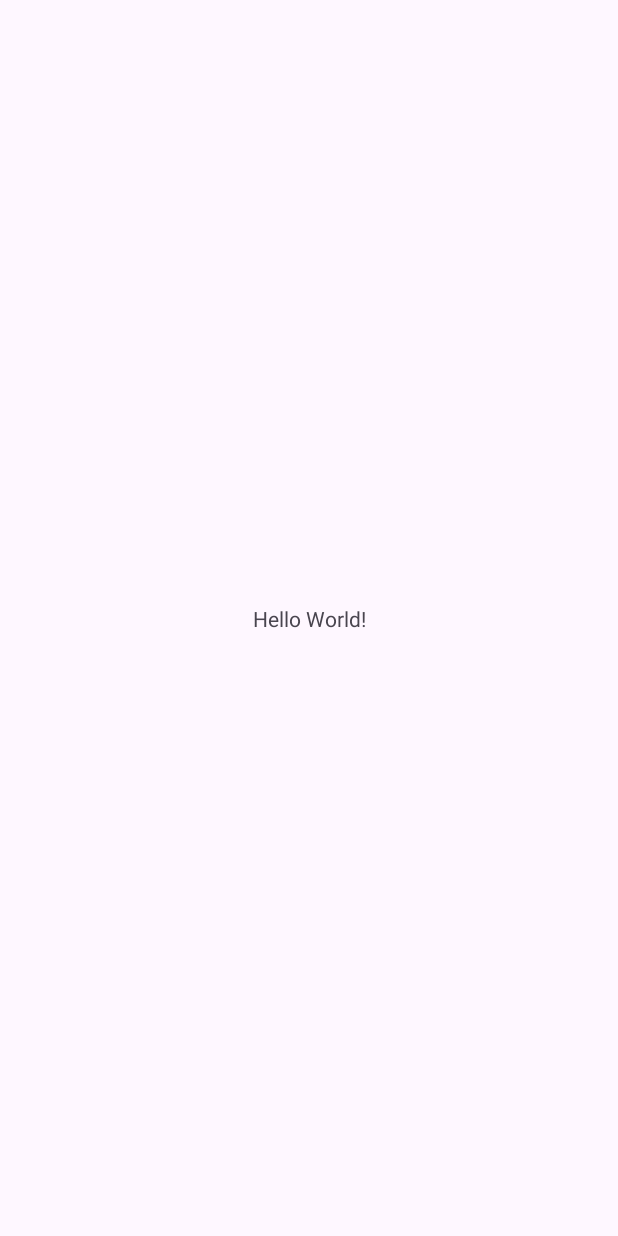
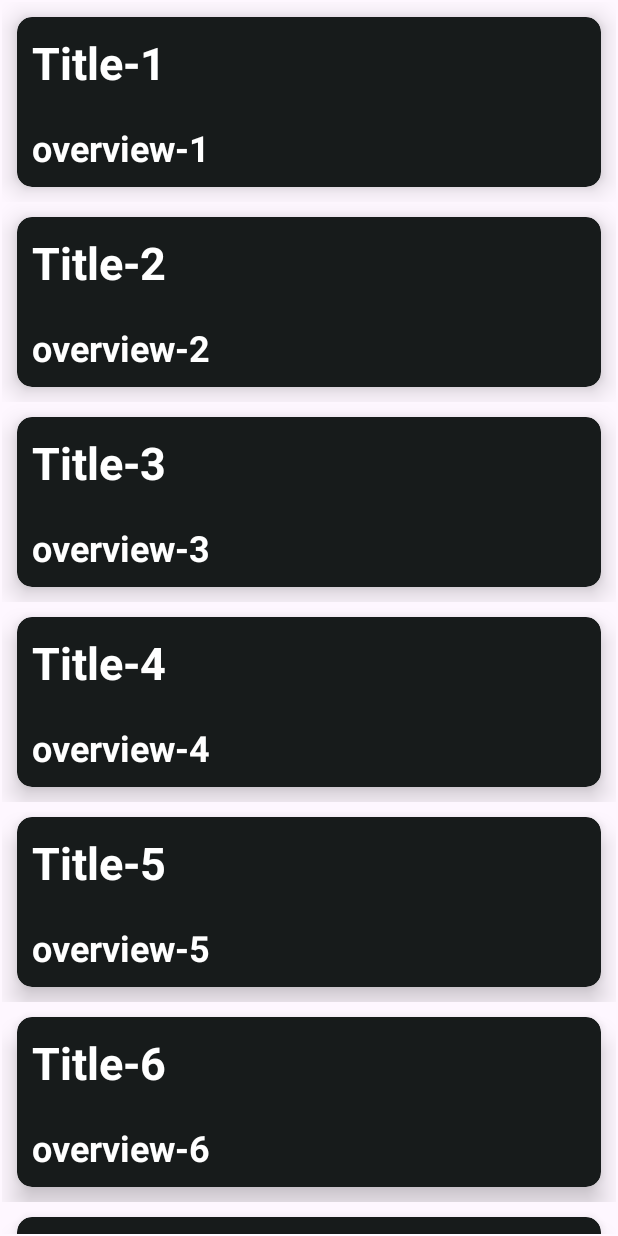
Before and after one commit to rutulkotak/MVVMCleanArchitectureDemo, an Android app: the screen it shows after launch (MainActivity before the commit, MovieActivity after it), on a phone screen of 412 x 824 dp. Before the commit the screen is almost empty. Run offline under Robolectric (Android 15) with nearby library versions, the phone set to English and light mode, and no system bars; our stand-ins replace Dagger/Hilt's generated code, Room's generated code, data binding.

Commit message:
UI for Movie.

```diff
--- a/app/src/main/AndroidManifest.xml
+++ b/app/src/main/AndroidManifest.xml
@@ -2,7 +2,7 @@
 <manifest xmlns:android="http://schemas.android.com/apk/res/android"
     xmlns:tools="http://schemas.android.com/tools">
 
-    <uses-permission android:name="android.permission.INTERNET"/>
+    <uses-permission android:name="android.permission.INTERNET" />
 
     <application
         android:name=".presentation.DemoApplication"
@@ -16,13 +16,20 @@
         android:theme="@style/Theme.MVVMCleanArchiDemo"
         tools:targetApi="31">
         <activity
-            android:name=".presentation.MainActivity"
+            android:name=".presentation.movie.MovieActivity"
             android:exported="true">
             <intent-filter>
                 <action android:name="android.intent.action.MAIN" />
-
                 <category android:name="android.intent.category.LAUNCHER" />
             </intent-filter>
+        </activity>
+        <activity
+            android:name=".presentation.MainActivity"
+            android:exported="true">
+            <!--<intent-filter>
+                <action android:name="android.intent.action.MAIN" />
+                <category android:name="android.intent.category.LAUNCHER" />
+            </intent-filter>-->
         </activity>
     </application>
 
--- a/app/src/main/java/com/rutulkotak/mvvmcleanarchidemo/presentation/MainActivity.kt
+++ b/app/src/main/java/com/rutulkotak/mvvmcleanarchidemo/presentation/MainActivity.kt
@@ -1,27 +1,17 @@
 package com.rutulkotak.mvvmcleanarchidemo.presentation
 
 import android.os.Bundle
-import android.util.Log
 import androidx.activity.enableEdgeToEdge
 import androidx.appcompat.app.AppCompatActivity
 import androidx.core.view.ViewCompat
 import androidx.core.view.WindowInsetsCompat
 import androidx.databinding.DataBindingUtil
-import androidx.lifecycle.ViewModelProvider
 import com.rutulkotak.mvvmcleanarchidemo.R
 import com.rutulkotak.mvvmcleanarchidemo.databinding.ActivityMainBinding
-import com.rutulkotak.mvvmcleanarchidemo.presentation.di.Injector
-import com.rutulkotak.mvvmcleanarchidemo.presentation.movie.MovieViewModel
-import com.rutulkotak.mvvmcleanarchidemo.presentation.movie.MovieViewModelFactory
-import javax.inject.Inject
 
 class MainActivity : AppCompatActivity() {
 
-    @Inject
-    lateinit var movieViewModelFactory: MovieViewModelFactory
-    private lateinit var movieViewModel: MovieViewModel
     private lateinit var biding: ActivityMainBinding
-    private val TAG = "MainActivity"
 
     override fun onCreate(savedInstanceState: Bundle?) {
         super.onCreate(savedInstanceState)
@@ -34,13 +24,5 @@ class MainActivity : AppCompatActivity() {
             v.setPadding(systemBars.left, systemBars.top, systemBars.right, systemBars.bottom)
             insets
         }
-
-        (application as Injector).createMovieSubComponent().inject(this)
-        movieViewModel = ViewModelProvider(this, movieViewModelFactory).get(MovieViewModel::class.java)
-
-        movieViewModel.getMovies().observe(this) {
-            Log.d(TAG, it.toString())
-            Log.d(TAG, it?.count().toString())
-        }
     }
 }
--- a/app/src/main/java/com/rutulkotak/mvvmcleanarchidemo/presentation/di/movie/MovieSubComponent.kt
+++ b/app/src/main/java/com/rutulkotak/mvvmcleanarchidemo/presentation/di/movie/MovieSubComponent.kt
@@ -1,6 +1,7 @@
 package com.rutulkotak.mvvmcleanarchidemo.presentation.di.movie
 
 import com.rutulkotak.mvvmcleanarchidemo.presentation.MainActivity
+import com.rutulkotak.mvvmcleanarchidemo.presentation.movie.MovieActivity
 import dagger.Subcomponent
 
 @MovieScope
@@ -9,6 +10,7 @@ import dagger.Subcomponent
 )
 interface MovieSubComponent {
     fun inject(mainActivity: MainActivity)
+    fun inject(movieActivity: MovieActivity)
 
     @Subcomponent.Factory
     interface Factory {
--- /dev/null
+++ b/app/src/main/java/com/rutulkotak/mvvmcleanarchidemo/presentation/movie/MovieActivity.kt
@@ -0,0 +1,61 @@
+package com.rutulkotak.mvvmcleanarchidemo.presentation.movie
+
+import android.os.Bundle
+import android.view.View
+import androidx.activity.enableEdgeToEdge
+import androidx.appcompat.app.AppCompatActivity
+import androidx.core.view.ViewCompat
+import androidx.core.view.WindowInsetsCompat
+import androidx.databinding.DataBindingUtil
+import androidx.lifecycle.ViewModelProvider
+import androidx.recyclerview.widget.LinearLayoutManager
+import com.rutulkotak.mvvmcleanarchidemo.R
+import com.rutulkotak.mvvmcleanarchidemo.databinding.ActivityMovieBinding
+import com.rutulkotak.mvvmcleanarchidemo.presentation.di.Injector
+import javax.inject.Inject
+
+class MovieActivity : AppCompatActivity() {
+
+    @Inject
+    lateinit var movieViewModelFactory: MovieViewModelFactory
+    private lateinit var movieViewModel: MovieViewModel
+    private lateinit var binding: ActivityMovieBinding
+    private lateinit var movieAdapter: MovieAdapter
+
+    override fun onCreate(savedInstanceState: Bundle?) {
+        super.onCreate(savedInstanceState)
+        enableEdgeToEdge()
+        binding = DataBindingUtil.setContentView(this, R.layout.activity_movie)
+
+        ViewCompat.setOnApplyWindowInsetsListener(findViewById(R.id.main)) { v, insets ->
+            val systemBars = insets.getInsets(WindowInsetsCompat.Type.systemBars())
+            v.setPadding(systemBars.left, systemBars.top, systemBars.right, systemBars.bottom)
+            insets
+        }
+
+        setup()
+        initUI()
+        displayMovies()
+    }
+
+    private fun setup() {
+        (application as Injector).createMovieSubComponent().inject(this)
+        movieViewModel = ViewModelProvider(this, movieViewModelFactory)[MovieViewModel::class.java]
+    }
+
+    private fun initUI() {
+        binding.movieRecyclerView.layoutManager = LinearLayoutManager(this)
+        movieAdapter = MovieAdapter()
+        binding.movieRecyclerView.adapter = movieAdapter
+    }
+
+    private fun displayMovies() {
+        movieViewModel.getMovies().observe(this) {
+            it?.let {
+                it1 -> movieAdapter.setMovieList(it1)
+                movieAdapter.notifyDataSetChanged()
+            }
+            binding.movieProgressBar.visibility = View.GONE
+        }
+    }
+}
--- /dev/null
+++ b/app/src/main/java/com/rutulkotak/mvvmcleanarchidemo/presentation/movie/MovieAdapter.kt
@@ -0,0 +1,40 @@
+package com.rutulkotak.mvvmcleanarchidemo.presentation.movie
+
+import android.view.LayoutInflater
+import android.view.ViewGroup
+import androidx.databinding.DataBindingUtil
+import androidx.recyclerview.widget.RecyclerView
+import com.rutulkotak.mvvmcleanarchidemo.R
+import com.rutulkotak.mvvmcleanarchidemo.data.model.movie.Movie
+import com.rutulkotak.mvvmcleanarchidemo.databinding.MovieListItemBinding
+
+class MovieAdapter : RecyclerView.Adapter<MovieViewHolder>() {
+
+    private val movieList = ArrayList<Movie>()
+
+    fun setMovieList(movies: List<Movie>) {
+        movieList.clear()
+        movieList.addAll(movies)
+    }
+
+    override fun onCreateViewHolder(parent: ViewGroup, viewType: Int): MovieViewHolder {
+        val layoutInflater = LayoutInflater.from(parent.context)
+        val binding: MovieListItemBinding = DataBindingUtil.inflate(layoutInflater, R.layout.movie_list_item, parent, false)
+        return MovieViewHolder(binding)
+    }
+
+    override fun getItemCount(): Int {
+        return movieList.size
+    }
+
+    override fun onBindViewHolder(holder: MovieViewHolder, position: Int) {
+        holder.bind(movieList[position])
+    }
+}
+
+class MovieViewHolder(private val binding: MovieListItemBinding) : RecyclerView.ViewHolder(binding.root) {
+    fun bind(movie: Movie) {
+        binding.titleTextView.text = movie.title
+        binding.descriptionTextView.text = movie.overview
+    }
+}
--- /dev/null
+++ b/app/src/main/res/layout/activity_movie.xml
@@ -0,0 +1,36 @@
+<?xml version="1.0" encoding="utf-8"?>
+<layout xmlns:android="http://schemas.android.com/apk/res/android"
+    xmlns:app="http://schemas.android.com/apk/res-auto"
+    xmlns:tools="http://schemas.android.com/tools">
+
+    <androidx.constraintlayout.widget.ConstraintLayout
+        android:id="@+id/main"
+        android:layout_width="match_parent"
+        android:layout_height="match_parent"
+        tools:context=".presentation.movie.MovieActivity">
+
+        <androidx.recyclerview.widget.RecyclerView
+            android:id="@+id/movie_recyclerView"
+            android:layout_width="0dp"
+            android:layout_height="0dp"
+            android:layout_marginStart="1dp"
+            android:layout_marginTop="1dp"
+            android:layout_marginEnd="1dp"
+            android:layout_marginBottom="1dp"
+            app:layout_constraintBottom_toBottomOf="parent"
+            app:layout_constraintEnd_toEndOf="parent"
+            app:layout_constraintStart_toStartOf="parent"
+            app:layout_constraintTop_toTopOf="parent" />
+
+        <ProgressBar
+            android:id="@+id/movie_progressBar"
+            style="?android:attr/progressBarStyle"
+            android:layout_width="wrap_content"
+            android:layout_height="wrap_content"
+            app:layout_constraintBottom_toBottomOf="parent"
+            app:layout_constraintEnd_toEndOf="parent"
+            app:layout_constraintStart_toStartOf="parent"
+            app:layout_constraintTop_toTopOf="parent" />
+    </androidx.constraintlayout.widget.ConstraintLayout>
+
+</layout>
--- /dev/null
+++ b/app/src/main/res/layout/movie_list_item.xml
@@ -0,0 +1,58 @@
+<?xml version="1.0" encoding="utf-8"?>
+<layout xmlns:android="http://schemas.android.com/apk/res/android"
+    xmlns:app="http://schemas.android.com/apk/res-auto"
+    xmlns:tools="http://schemas.android.com/tools">
+
+    <LinearLayout
+        android:layout_width="match_parent"
+        android:layout_height="wrap_content"
+        android:orientation="vertical">
+
+        <androidx.cardview.widget.CardView
+            android:id="@+id/card_view"
+            android:layout_width="match_parent"
+            android:layout_height="wrap_content"
+            android:layout_gravity="center"
+            android:layout_margin="10dp"
+            android:clickable="true"
+            android:focusable="true"
+            app:cardBackgroundColor="@color/colorAccent"
+            app:cardCornerRadius="10dp"
+            app:cardElevation="10dp">
+
+            <LinearLayout
+                android:id="@+id/list_item_layout"
+                android:layout_width="match_parent"
+                android:layout_height="match_parent"
+                android:orientation="vertical">
+
+                <TextView
+                    android:id="@+id/title_text_view"
+                    android:layout_width="wrap_content"
+                    android:layout_height="wrap_content"
+                    android:layout_margin="10dp"
+                    android:textColor="@android:color/background_light"
+                    android:textSize="30sp"
+                    android:textStyle="bold"
+                    tools:text="TextView" />
+
+                <ImageView
+                    android:id="@+id/imageView"
+                    android:layout_width="match_parent"
+                    android:layout_height="wrap_content"
+                    android:importantForAccessibility="no"
+                    tools:srcCompat="@tools:sample/avatars" />
+
+                <TextView
+                    android:id="@+id/description_text_view"
+                    android:layout_width="wrap_content"
+                    android:layout_height="wrap_content"
+                    android:layout_margin="10dp"
+                    android:textColor="@android:color/background_light"
+                    android:textSize="24sp"
+                    android:textStyle="bold"
+                    tools:text="TextView" />
+            </LinearLayout>
+        </androidx.cardview.widget.CardView>
+    </LinearLayout>
+</layout>
--- a/app/src/main/res/values/colors.xml
+++ b/app/src/main/res/values/colors.xml
@@ -2,4 +2,6 @@
 <resources>
     <color name="black">#FF000000</color>
     <color name="white">#FFFFFFFF</color>
+
+    <color name="colorAccent">#171B1B</color>
 </resources>
```
